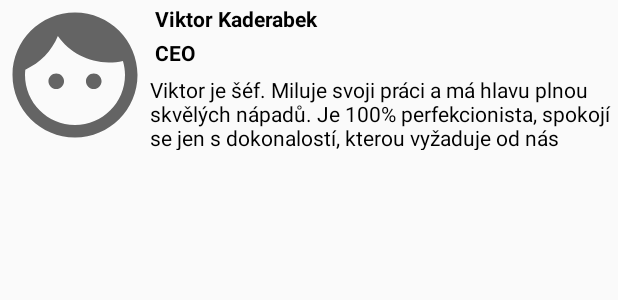
After one commit to ViktorKaderabek/Cake-Shop, an Android app: the layout team_item.xml on its own in the app's theme, with its tools: preview values and no code run, on a phone screen of 412 x 824 dp. The commit adds this screen. Shown: the top 300 px of the screen. Run offline under Robolectric (Android 15) with nearby library versions, the phone set to English and light mode, and no system bars.

Commit message:
Cake_shop

```diff
--- a/app/src/main/java/com/example/cake_shop/model/data/EmployeeTextDataClass.kt
+++ b/app/src/main/java/com/example/cake_shop/model/data/EmployeeTextDataClass.kt
@@ -2,6 +2,7 @@ package com.example.cake_shop.model.data
 
 data class EmployeeTextDataClass(
     val title: String, //data do recycerlView
-    val secondaryTitle: String
+    val secondaryTitle: String,
+
 ) {
 }
--- a/app/src/main/java/com/example/cake_shop/ui/View/EmployeeActivity.kt
+++ b/app/src/main/java/com/example/cake_shop/ui/View/EmployeeActivity.kt
@@ -27,6 +27,8 @@ class EmployeeActivity : AppCompatActivity() {
         val itemAdapter =
             ItemAdapter<EmployeeFastAdapter>()
 
+
+
         val fastAdapter =
             FastAdapter.with(itemAdapter) //promenna ktera v sobe uchovava udaje o tom co je v adapteru
 
@@ -35,6 +37,8 @@ class EmployeeActivity : AppCompatActivity() {
         emplyeeActivityBinding.recyclerview.adapter =
             fastAdapter // Nastavuje recyclerview co bude obsahem
         emplyeeActivityBinding.recyclerview.setHasFixedSize(true)
+
+
 
         itemAdapter.add(
             EmployeeFastAdapter(
@@ -63,6 +67,8 @@ class EmployeeActivity : AppCompatActivity() {
             )
         )
 
+
+
         emplyeeActivityBinding.imbtnBack.setOnClickListener {
             setResult(0)
             finish()
--- a/app/src/main/java/com/example/cake_shop/ui/adapter/EmployeeFastAdapter.kt
+++ b/app/src/main/java/com/example/cake_shop/ui/adapter/EmployeeFastAdapter.kt
@@ -1,16 +1,15 @@
+
+
 package com.example.cake_shop.ui.adapter
 
-import android.graphics.Color
 import android.view.LayoutInflater
 import android.view.ViewGroup
 import com.example.cake_shop.R
 import com.example.cake_shop.databinding.EmployeeTextItemBinding
-import com.example.cake_shop.databinding.HomeItemsBinding
 import com.example.cake_shop.model.data.EmployeeTextDataClass
-import com.example.cake_shop.model.data.HomeDataClass
 import com.mikepenz.fastadapter.binding.AbstractBindingItem
 
-class EmployeeFastAdapter(val employeeItem: EmployeeTextDataClass) :
+class EmployeeFastAdapter(val employeeProfiletItem : EmployeeTextDataClass ) :
     AbstractBindingItem<EmployeeTextItemBinding>() {
 
     override val type: Int
@@ -18,13 +17,11 @@ class EmployeeFastAdapter(val employeeItem: EmployeeTextDataClass) :
 
     override fun bindView(binding: EmployeeTextItemBinding, payloads: List<Any>) {
 
-
-
-        binding.txtTopic.text = employeeItem.title
-        binding.txtSecondaryTopic.text = employeeItem.secondaryTitle
-
+        binding.txtTopic.text = employeeProfiletItem.title
+        binding.txtSecondaryTopic.text = employeeProfiletItem.secondaryTitle
 
     }
+
     override fun createBinding(inflater: LayoutInflater, parent: ViewGroup?): EmployeeTextItemBinding {
         return EmployeeTextItemBinding.inflate(inflater, parent, false)
     }
--- a/app/src/main/res/layout/activity_employee.xml
+++ b/app/src/main/res/layout/activity_employee.xml
@@ -1,5 +1,6 @@
 <?xml version="1.0" encoding="utf-8"?>
-<layout xmlns:android="http://schemas.android.com/apk/res/android"
+<layout xmlns:tools="http://schemas.android.com/tools"
+    xmlns:android="http://schemas.android.com/apk/res/android"
     xmlns:app="http://schemas.android.com/apk/res-auto">
 
     <androidx.constraintlayout.widget.ConstraintLayout
@@ -20,12 +21,14 @@
             android:layout_width="match_parent"
             android:layout_height="0dp"
             app:layout_constraintBottom_toBottomOf="parent"
-            app:layout_constraintEnd_toEndOf="parent"
-            app:layout_constraintStart_toStartOf="parent"
-            app:layout_constraintTop_toBottomOf="@+id/imbtn_back">
+
+            app:layout_constraintTop_toBottomOf="@+id/imbtn_back"
+            app:layout_constraintVertical_bias="0.0"
+            tools:layout_editor_absoluteX="0dp">
+
+        </androidx.recyclerview.widget.RecyclerView>
 
 
-        </androidx.recyclerview.widget.RecyclerView>
 
 
     </androidx.constraintlayout.widget.ConstraintLayout>
--- /dev/null
+++ b/app/src/main/res/layout/team_item.xml
@@ -0,0 +1,57 @@
+<?xml version="1.0" encoding="utf-8"?>
+<layout xmlns:android="http://schemas.android.com/apk/res/android"
+    xmlns:app="http://schemas.android.com/apk/res-auto">
+
+    <androidx.constraintlayout.widget.ConstraintLayout
+        android:layout_marginBottom="20dp"
+        android:layout_width="match_parent"
+        android:layout_height="100dp">
+
+        <ImageView
+            android:id="@+id/img_photo"
+            android:layout_width="100dp"
+            android:layout_height="match_parent"
+            android:src="@drawable/ic_baseline_face_24"
+            app:layout_constraintStart_toStartOf="parent"
+            app:layout_constraintTop_toTopOf="parent" />
+
+        <TextView
+            android:id="@+id/txt_name"
+            android:layout_width="0dp"
+            android:gravity="center|left"
+            android:textColor="@color/black"
+            android:textStyle="bold"
+            android:text=" Viktor Kaderabek"
+            android:layout_height="25dp"
+            app:layout_constraintEnd_toEndOf="parent"
+            app:layout_constraintStart_toEndOf="@+id/img_photo" />
+
+        <TextView
+            android:id="@+id/txt_positions"
+            android:layout_width="0dp"
+            android:layout_height="25dp"
+            android:gravity="center|left|top"
+            android:text=" CEO"
+            android:textColor="@color/black"
+            android:textStyle="bold"
+            app:layout_constraintEnd_toEndOf="parent"
+            app:layout_constraintStart_toEndOf="@+id/img_photo"
+            app:layout_constraintTop_toBottomOf="@+id/txt_name" />
+
+        <TextView
+            android:id="@+id/txt_description"
+            android:layout_width="0dp"
+            android:layout_height="50dp"
+            android:gravity="center|left|top"
+            android:text="Viktor je šéf. Miluje svoji práci a má hlavu plnou skvělých nápadů. Je 100% perfekcionista, spokojí se jen s dokonalostí, kterou vyžaduje od nás všech. Vládne pevnou rukou, Ave On, ale zároveň je pro každou legrácku."
+            android:textColor="@color/black"
+
+            app:layout_constraintBottom_toBottomOf="parent"
+            app:layout_constraintEnd_toEndOf="parent"
+            app:layout_constraintStart_toEndOf="@+id/img_photo"
+         />
+
+    </androidx.constraintlayout.widget.ConstraintLayout>
+
+
+</layout>
```
